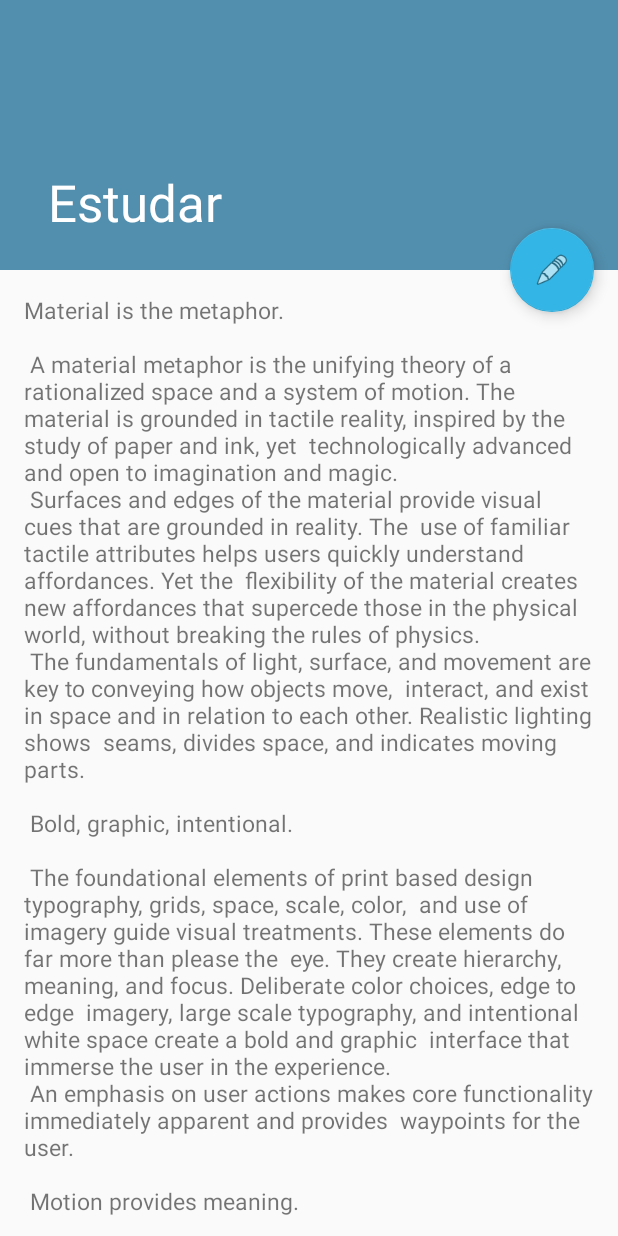
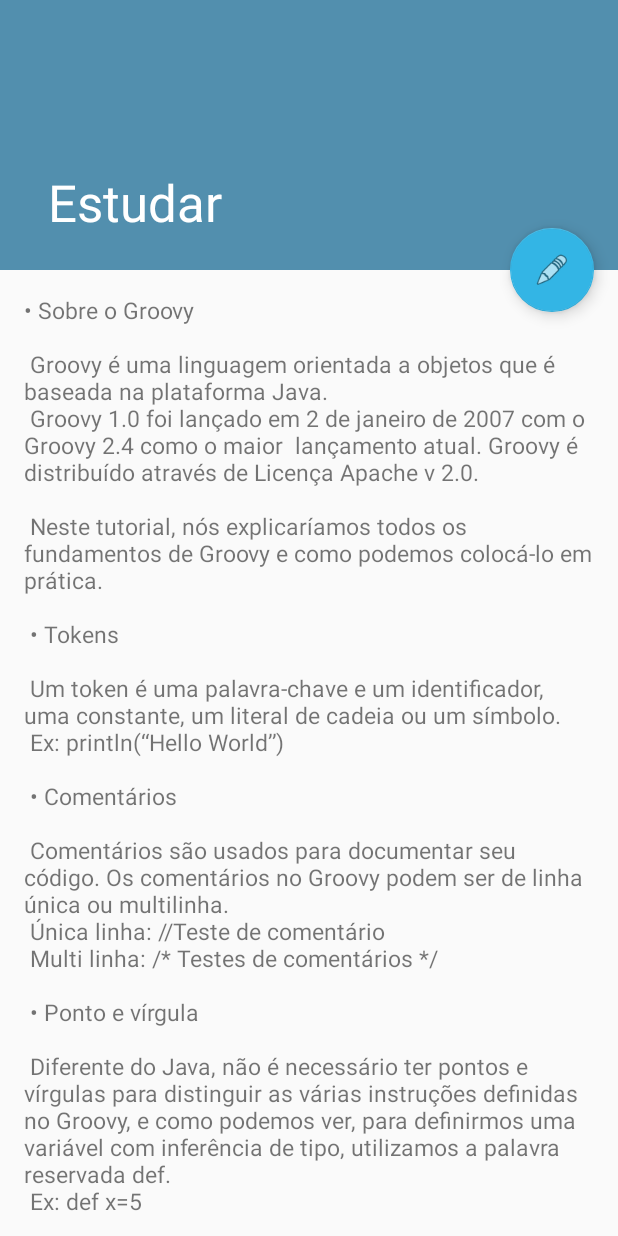
Before and after one commit to mateusmarquezini/AndroidAppTopicos, an Android app: the EstudosActivity screen opened directly, with no data from a screen before it, on a phone screen of 412 x 824 dp. Run offline under Robolectric (Android 15) with nearby library versions, the phone set to English and light mode, and no system bars; network calls fail.

Commit message:
Inclusao de conteudo de estudos

```diff
--- a/app/src/main/res/values/strings.xml
+++ b/app/src/main/res/values/strings.xml
@@ -65,93 +65,43 @@ Com todas essas características, entre várias outras, o Learn IT vai lhe apres
     <string name="resultado_final_negativo_info02">De 5 questões! :(</string>
     <string name="title_activity_estudos">Estudar</string>
     <string name="large_text">
-        "Material is the metaphor.\n\n"
+        "• Sobre o Groovy\n\n"
+"Groovy é uma linguagem orientada a objetos que é baseada na plataforma Java.\n"
+"Groovy 1.0 foi lançado em 2 de janeiro de 2007 com o Groovy 2.4 como o maior "
+"lançamento atual. Groovy é distribuído através de Licença Apache v 2.0.\n\n"
+"Neste tutorial, nós explicaríamos todos os fundamentos de Groovy e como podemos colocá-lo em prática.\n\n"
+"• Tokens\n\n"
+"Um token é uma palavra-chave e um identificador, uma constante, um literal de cadeia ou um símbolo.\n"
+"Ex: println(“Hello World”)\n\n"
+"• Comentários\n\n"
+"Comentários são usados para documentar seu código. Os comentários no Groovy podem ser de linha única ou multilinha.\n"
+"Única linha: //Teste de comentário \n"
+"Multi linha: /* Testes de comentários */ \n\n"
+"• Ponto e vírgula\n\n"
+"Diferente do Java, não é necessário ter pontos e vírgulas para distinguir"
+"as várias instruções definidas no Groovy, e como podemos ver, para definirmos uma variável com inferência de tipo, utilizamos a palavra reservada def.\n"
+"Ex: def x=5\n\n"
 
-        "A material metaphor is the unifying theory of a rationalized space and a system of motion."
-        "The material is grounded in tactile reality, inspired by the study of paper and ink, yet "
-        "technologically advanced and open to imagination and magic.\n"
-        "Surfaces and edges of the material provide visual cues that are grounded in reality. The "
-        "use of familiar tactile attributes helps users quickly understand affordances. Yet the "
-        "flexibility of the material creates new affordances that supercede those in the physical "
-        "world, without breaking the rules of physics.\n"
-        "The fundamentals of light, surface, and movement are key to conveying how objects move, "
-        "interact, and exist in space and in relation to each other. Realistic lighting shows "
-        "seams, divides space, and indicates moving parts.\n\n"
+"• Identificadores\n\n"
 
-        "Bold, graphic, intentional.\n\n"
+"Identificadores são usados para definir variáveis, funções ou outras variáveis definidas "
+"pelo usuário. Identificadores iniciados com uma letra, um dólar ou um sublinhado. "
+"Eles não podem começar com um número.\n"
+"Ex: def employeename\n\n"
+"• Palavras chaves\n\n"
+"Palavras-chave como o nome sugerem são palavras especiais que são reservadas no Groovy Programming\n"
+"Ex: If | Else | Case .... \n\n"
 
-        "The foundational elements of print based design typography, grids, space, scale, color, "
-        "and use of imagery guide visual treatments. These elements do far more than please the "
-        "eye. They create hierarchy, meaning, and focus. Deliberate color choices, edge to edge "
-        "imagery, large scale typography, and intentional white space create a bold and graphic "
-        "interface that immerse the user in the experience.\n"
-        "An emphasis on user actions makes core functionality immediately apparent and provides "
-        "waypoints for the user.\n\n"
+"• Tipos numéricos de classe\n\n"
 
-        "Motion provides meaning.\n\n"
+"Diferente do Java, no Groovy tudo é objeto! A seguir, as classes Wrappers aceitas em Groovy:\n\n"
 
-        "Motion respects and reinforces the user as the prime mover. Primary user actions are "
-        "inflection points that initiate motion, transforming the whole design.\n"
-        "All action takes place in a single environment. Objects are presented to the user without "
-        "breaking the continuity of experience even as they transform and reorganize.\n"
-        "Motion is meaningful and appropriate, serving to focus attention and maintain continuity. "
-        "Feedback is subtle yet clear. Transitions are efﬁcient yet coherent.\n\n"
-
-        "3D world.\n\n"
-
-        "The material environment is a 3D space, which means all objects have x, y, and z "
-        "dimensions. The z-axis is perpendicularly aligned to the plane of the display, with the "
-        "positive z-axis extending towards the viewer. Every sheet of material occupies a single "
-        "position along the z-axis and has a standard 1dp thickness.\n"
-        "On the web, the z-axis is used for layering and not for perspective. The 3D world is "
-        "emulated by manipulating the y-axis.\n\n"
-
-        "Light and shadow.\n\n"
-
-        "Within the material environment, virtual lights illuminate the scene. Key lights create "
-        "directional shadows, while ambient light creates soft shadows from all angles.\n"
-        "Shadows in the material environment are cast by these two light sources. In Android "
-        "development, shadows occur when light sources are blocked by sheets of material at "
-        "various positions along the z-axis. On the web, shadows are depicted by manipulating the "
-        "y-axis only. The following example shows the card with a height of 6dp.\n\n"
-
-        "Resting elevation.\n\n"
-
-        "All material objects, regardless of size, have a resting elevation, or default elevation "
-        "that does not change. If an object changes elevation, it should return to its resting "
-        "elevation as soon as possible.\n\n"
-
-        "Component elevations.\n\n"
-
-        "The resting elevation for a component type is consistent across apps (e.g., FAB elevation "
-        "does not vary from 6dp in one app to 16dp in another app).\n"
-        "Components may have different resting elevations across platforms, depending on the depth "
-        "of the environment (e.g., TV has a greater depth than mobile or desktop).\n\n"
-
-        "Responsive elevation and dynamic elevation offsets.\n\n"
-
-        "Some component types have responsive elevation, meaning they change elevation in response "
-        "to user input (e.g., normal, focused, and pressed) or system events. These elevation "
-        "changes are consistently implemented using dynamic elevation offsets.\n"
-        "Dynamic elevation offsets are the goal elevation that a component moves towards, relative "
-        "to the component’s resting state. They ensure that elevation changes are consistent "
-        "across actions and component types. For example, all components that lift on press have "
-        "the same elevation change relative to their resting elevation.\n"
-        "Once the input event is completed or cancelled, the component will return to its resting "
-        "elevation.\n\n"
-
-        "Avoiding elevation interference.\n\n"
-
-        "Components with responsive elevations may encounter other components as they move between "
-        "their resting elevations and dynamic elevation offsets. Because material cannot pass "
-        "through other material, components avoid interfering with one another any number of ways, "
-        "whether on a per component basis or using the entire app layout.\n"
-        "On a component level, components can move or be removed before they cause interference. "
-        "For example, a floating action button (FAB) can disappear or move off screen before a "
-        "user picks up a card, or it can move if a snackbar appears.\n"
-        "On the layout level, design your app layout to minimize opportunities for interference. "
-        "For example, position the FAB to one side of stream of a cards so the FAB won’t interfere "
-        "when a user tries to pick up one of cards.\n\n"
+": java.lang.Byte\n"
+": java.lang.Short\n"
+": java.lang.Integer\n"
+": java.lang.Long\n"
+": java.lang.Float\n"
+": java.lang.Double\n\n"ƒ
     </string>
     <string name="action_settings">Settings</string>
 
```
